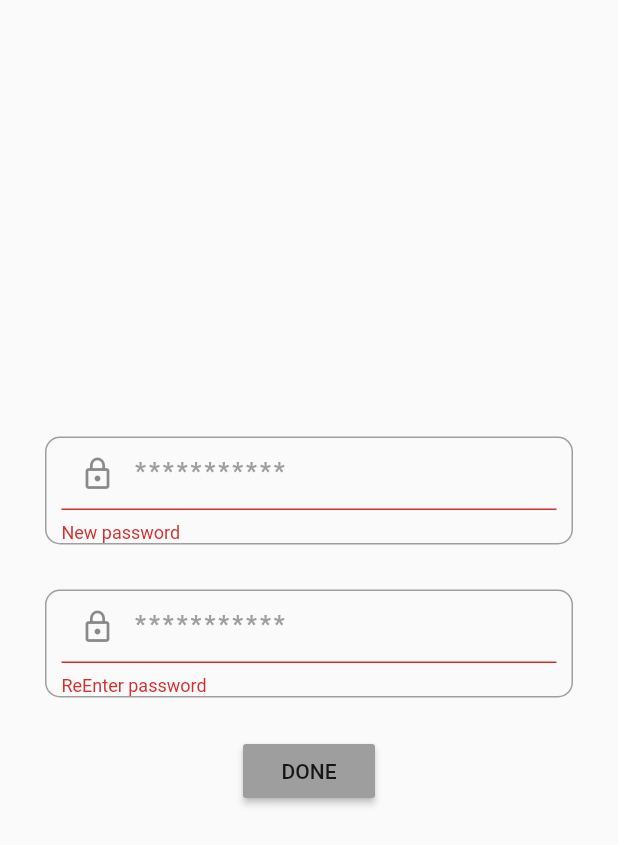
After one commit to wdomer/survey_app, a Flutter app: the ChangePasswordScreen screen opened directly, after a tap on "DONE", on a phone screen of 412 x 824 dp. The commit adds this screen. Shown: the top 845 px of the screen. Run offline on Flutter 3.47's test engine with Material 2 defaults, Android fonts, the phone set to English and light mode, and no system bars; our stand-ins replace chopper, easy_localization, flutter_svg, google_maps_flutter, moor, moor_flutter and 1 more; accounts and stored records are empty; generated files the repository leaves out were written again.

Commit message:
change password screen

```diff
--- a/lib/main.dart
+++ b/lib/main.dart
@@ -5,6 +5,7 @@ import 'package:shared_preferences/shared_preferences.dart';
 import 'package:survey_app/local_database/moor_database.dart';
 import 'package:survey_app/screens/home_screen/HomeScreen.dart';
 import 'package:survey_app/screens/login_screen.dart';
+import 'package:survey_app/services/change_password_services.dart';
 import 'package:survey_app/services/login_services.dart';
 import 'package:survey_app/services/response_services.dart';
 import 'package:survey_app/services/surveys_all_services_local.dart';
@@ -53,6 +54,10 @@ class MyApp extends StatelessWidget {
           create: (_) => AppDatabase(),
         //  dispose: (_, AppDatabase services) => services.,
         ),
+        Provider<ChangePasswordServices>(
+          create: (_) => ChangePasswordServices.create(),
+          dispose: (_, ChangePasswordServices services) => services.client.dispose,
+        ),
       ],
       child: MaterialApp(
         debugShowCheckedModeBanner: false,
--- /dev/null
+++ b/lib/models/change_password_model.dart
@@ -0,0 +1,16 @@
+
+import 'package:json_annotation/json_annotation.dart' as j;
+
+part 'change_password_model.g.dart';
+
+@j.JsonSerializable()
+class ChangePasswordModel{
+  String password;
+
+  ChangePasswordModel({this.password});
+
+  factory ChangePasswordModel.fromJson(Map<String, dynamic> json) =>
+      _$ChangePasswordModelFromJson(json);
+
+  Map toJson() => _$ChangePasswordModelToJson(this);
+}
--- a/lib/screens/login_screen.dart
+++ b/lib/screens/login_screen.dart
@@ -161,6 +161,7 @@ class _LoginScreenState extends State<LoginScreen> {
                                       // color: bgColor,
                                     ),
                                     child: TextFormField(
+                                      obscureText: true,
                                       controller: _passwordController,
                                       keyboardType:
                                           TextInputType.visiblePassword,
--- /dev/null
+++ b/lib/screens/settings_screen/change_password_screen.dart
@@ -0,0 +1,166 @@
+import 'package:flutter/material.dart';
+import 'package:provider/provider.dart';
+import 'package:shared_preferences/shared_preferences.dart';
+import 'package:survey_app/models/change_password_model.dart';
+import 'package:survey_app/services/change_password_services.dart';
+
+class ChangePasswordScreen extends StatefulWidget {
+  @override
+  _ChangePasswordScreenState createState() => _ChangePasswordScreenState();
+}
+
+class _ChangePasswordScreenState extends State<ChangePasswordScreen> {
+  var _formKey = GlobalKey<FormState>();
+
+  TextEditingController _firstPasswordController;
+  TextEditingController _secondPasswordController;
+
+  final _scaffoldKey = GlobalKey<ScaffoldState>();
+
+  @override
+  void initState() {
+    super.initState();
+    _firstPasswordController = TextEditingController();
+    _secondPasswordController = TextEditingController();
+  }
+
+  @override
+  void dispose() {
+    _firstPasswordController.dispose();
+    _secondPasswordController.dispose();
+    super.dispose();
+  }
+
+  @override
+  Widget build(BuildContext context) {
+    return SafeArea(
+      child: Scaffold(
+        key: _scaffoldKey,
+        body: Form(
+          key: _formKey,
+          child: Padding(
+            padding: EdgeInsets.symmetric(vertical: 10, horizontal: 20),
+            child: Column(
+              crossAxisAlignment: CrossAxisAlignment.center,
+              mainAxisAlignment: MainAxisAlignment.center,
+              children: [
+                Container(
+                  margin: EdgeInsets.symmetric(vertical: 5, horizontal: 10),
+                  padding: EdgeInsets.symmetric(horizontal: 10),
+                  decoration: BoxDecoration(
+                    border: Border.all(width: 1, color: Colors.grey),
+                    borderRadius: BorderRadius.circular(10),
+                    // color: bgColor,
+                  ),
+                  child: TextFormField(
+                    controller: _firstPasswordController,
+                    obscureText: true,
+                    keyboardType: TextInputType.visiblePassword,
+                    validator: (v) {
+                      if (v.isEmpty) {
+                        return "New password";
+                      }
+                      return null;
+                    },
+                    style: TextStyle(color: Colors.white),
+                    decoration: InputDecoration(
+                        hintText: "***********",
+                        hintStyle: TextStyle(
+                            letterSpacing: 2,
+                            color: Colors.grey,
+                            fontWeight: FontWeight.w700),
+                        enabledBorder: InputBorder.none,
+                        focusedBorder: InputBorder.none,
+                        prefixIcon: Icon(
+                          Icons.lock_outline,
+                          //   color: loginBtnColor,
+                        )),
+                  ),
+                ),
+                SizedBox(
+                  height: 20,
+                ),
+                Container(
+                  margin: EdgeInsets.symmetric(vertical: 5, horizontal: 10),
+                  padding: EdgeInsets.symmetric(horizontal: 10),
+                  decoration: BoxDecoration(
+                    border: Border.all(width: 1, color: Colors.grey),
+                    borderRadius: BorderRadius.circular(10),
+                    // color: bgColor,
+                  ),
+                  child: TextFormField(
+                    controller: _secondPasswordController,
+                    obscureText: true,
+                    keyboardType: TextInputType.visiblePassword,
+                    validator: (v) {
+                      if (v.isEmpty) {
+                        return "ReEnter password";
+                      }
+                      return null;
+                    },
+                    style: TextStyle(color: Colors.white),
+                    decoration: InputDecoration(
+                        hintText: "***********",
+                        hintStyle: TextStyle(
+                            letterSpacing: 2,
+                            color: Colors.grey,
+                            fontWeight: FontWeight.w700),
+                        enabledBorder: InputBorder.none,
+                        focusedBorder: InputBorder.none,
+                        prefixIcon: Icon(
+                          Icons.lock_outline,
+                          //   color: loginBtnColor,
+                        )),
+                  ),
+                ),
+                SizedBox(
+                  height: 20,
+                ),
+                SizedBox(
+                  child: MaterialButton(
+                    color: Colors.grey,
+                    onPressed: ()async {
+                      SharedPreferences share=await SharedPreferences.getInstance();
+                      String token=share.getString("token");
+                      if(_formKey.currentState.validate()){
+                        _scaffoldKey.currentState
+                            .showSnackBar(SnackBar(
+                            content: Text(
+                                "please wait...!")));
+                        ChangePasswordModel changePasswordModel=ChangePasswordModel(
+                          password: _firstPasswordController.text
+                        );
+
+                        final change =Provider.of<ChangePasswordServices>(context,listen: false);
+
+                        final response=await change.changePassword("Bearer $token",changePasswordModel,);
+
+                        if(response.statusCode==200||response.statusCode==201){
+                          _scaffoldKey.currentState
+                              .showSnackBar(SnackBar(
+                              content: Text(
+                                  "Done...!")));
+
+                          Navigator.pop(context);
+
+                        }
+                        print(response.statusCode);
+                        print(response.error);
+
+
+                      }
+
+
+
+                    },
+                    child: Text("DONE"),
+                  ),
+                )
+              ],
+            ),
+          ),
+        ),
+      ),
+    );
+  }
+}
--- a/lib/screens/settings_screen/components/Body.dart
+++ b/lib/screens/settings_screen/components/Body.dart
@@ -3,6 +3,7 @@ import 'package:flutter_svg/flutter_svg.dart';
 import 'package:shared_preferences/shared_preferences.dart';
 import 'package:survey_app/common/AppColors.dart';
 import 'package:survey_app/screens/login_screen.dart';
+import 'package:survey_app/screens/settings_screen/change_password_screen.dart';
 import 'package:survey_app/screens/settings_screen/components/SettingsScreenCard.dart';
 
 class Body extends StatefulWidget {
@@ -67,6 +68,9 @@ class _BodyState extends State<Body> {
                   mainAxisAlignment: MainAxisAlignment.spaceEvenly,
                   children: <Widget>[
                     SettingsScreenCard(
+                      tapped: (){
+                        Navigator.push(context, MaterialPageRoute(builder: (context)=>ChangePasswordScreen()));
+                      },
                       icon: "assets/svg/password.svg",
                       title: "Password",
                     ),
--- a/lib/screens/settings_screen/components/SettingsScreenCard.dart
+++ b/lib/screens/settings_screen/components/SettingsScreenCard.dart
@@ -5,12 +5,15 @@ import 'package:survey_app/common/AppColors.dart';
 class SettingsScreenCard extends StatelessWidget {
   final String icon;
   final String title;
+  final Function tapped;
 
-  const SettingsScreenCard({Key key, this.icon, this.title}) : super(key: key);
+  const SettingsScreenCard({Key key, this.icon, this.title, this.tapped}) : super(key: key);
 
   @override
   Widget build(BuildContext context) {
-    return Container(
+    return InkWell(
+      onTap: tapped,
+      child: Container(
         height: MediaQuery.of(context).size.width / 3.5,
         width: MediaQuery.of(context).size.width / 3.5,
         decoration: BoxDecoration(
@@ -43,6 +46,7 @@ class SettingsScreenCard extends StatelessWidget {
             ),
           ],
         ),
+      ),
     );
   }
 }
--- /dev/null
+++ b/lib/services/change_password_services.dart
@@ -0,0 +1,27 @@
+import 'package:chopper/chopper.dart';
+import 'package:survey_app/common/urls.dart';
+import 'package:survey_app/models/change_password_model.dart';
+
+part 'change_password_services.chopper.dart';
+
+@ChopperApi(baseUrl: '/change_password')
+abstract class ChangePasswordServices extends ChopperService {
+  @Post()
+  Future<Response> changePassword(
+      @Header('Authorization') String authKey,
+      @Body() ChangePasswordModel changePasswordModel,
+      );
+
+//////////////////////////////////////////////
+  static ChangePasswordServices create() {
+    final client = ChopperClient(
+      baseUrl: mainUrl,
+      services: [
+        _$ChangePasswordServices(),
+      ],
+      converter: JsonConverter(),
+      // interceptors: [HttpLoggingInterceptor()],
+    );
+    return _$ChangePasswordServices(client);
+  }
+}
```
Also changed, not shown: lib/services/change_password_services.chopper.dart (added). Lines whose indentation alone changed are shown as unchanged.
